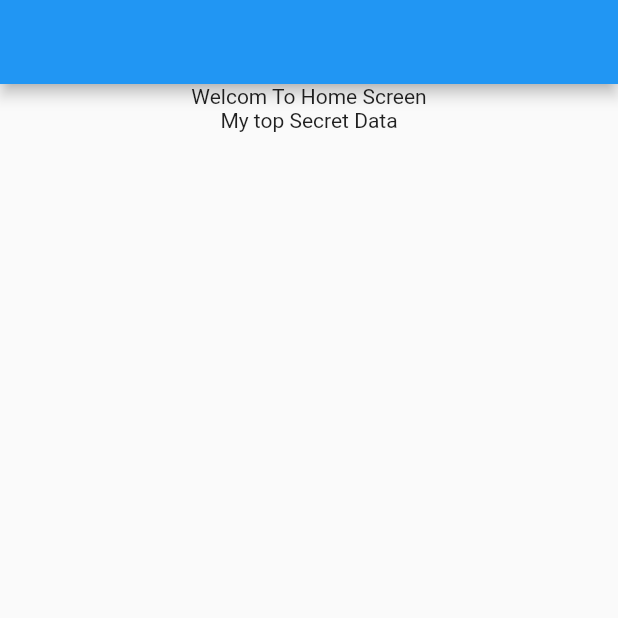
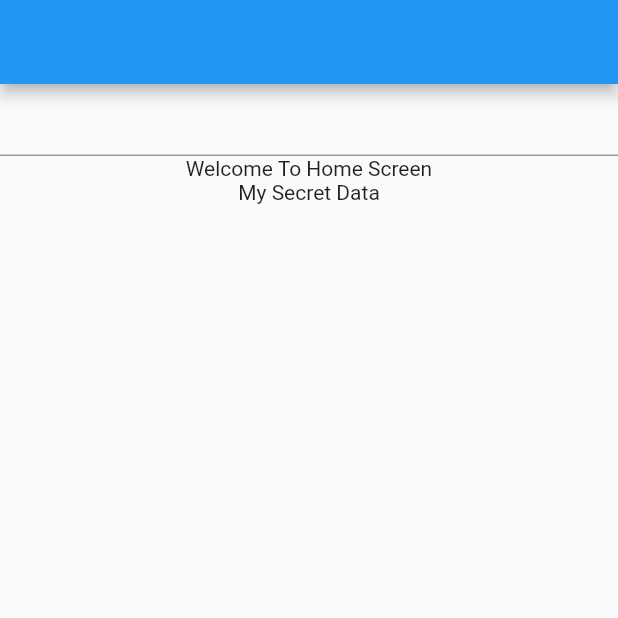
Before and after one commit to seen2/flutter_todo, a Flutter app: the screen it shows after launch, on a phone screen of 412 x 824 dp, the top half of it. Run offline on Flutter 3.47's test engine with Material 2 defaults, Android fonts, the phone set to English and light mode, and no system bars.

Commit message:
Managing State with Provider

```diff
--- a/lib/main.dart
+++ b/lib/main.dart
@@ -7,16 +7,23 @@ main(List<String> args) {
 }
 
 class MyApp extends StatelessWidget {
-  const MyApp({Key? key}) : super(key: key);
-  final String data = "My top Secret Data";
-
   @override
   Widget build(BuildContext context) {
-    return Provider<String>(
-      create: (context) => data,
+    return ChangeNotifierProvider<Data>(
+      create: (context) => Data(),
       child: MaterialApp(
         home: Material(child: HomeScreen()),
       ),
     );
   }
 }
+
+class Data extends ChangeNotifier {
+  String data = "My Secret Data";
+
+//method to change daata
+  void changeData(String newdata) {
+    data = newdata;
+    notifyListeners(); //notify all widgets for change
+  }
+}
--- a/lib/screens/HomeScreen.dart
+++ b/lib/screens/HomeScreen.dart
@@ -1,5 +1,6 @@
 import 'package:flutter/material.dart';
 import 'package:provider/provider.dart';
+import 'package:todo/main.dart';
 
 class HomeScreen extends StatelessWidget {
   const HomeScreen({Key? key}) : super(key: key);
@@ -8,7 +9,35 @@ class HomeScreen extends StatelessWidget {
   Widget build(BuildContext context) {
     return Scaffold(
       appBar: AppBar(),
-      body: MainBody(),
+      body: BodyContent(),
+    );
+  }
+}
+
+class BodyContent extends StatelessWidget {
+  const BodyContent({
+    Key? key,
+  }) : super(key: key);
+
+  @override
+  Widget build(BuildContext context) {
+    return Column(
+      children: [
+        TextInputField(),
+        MainBody(),
+      ],
+    );
+  }
+}
+
+class TextInputField extends StatelessWidget {
+  @override
+  Widget build(BuildContext context) {
+    return TextField(
+      onChanged: (String value) {
+        print(value);
+        Provider.of<Data>(context, listen: false).changeData(value);
+      },
     );
   }
 }
@@ -22,8 +51,8 @@ class MainBody extends StatelessWidget {
   Widget build(BuildContext context) {
     return Column(
       children: [
-        Center(child: Text("Welcom To Home Screen")),
-        Center(child: Text(Provider.of<String>(context)))
+        Center(child: Text("Welcome To Home Screen")),
+        Center(child: Text(Provider.of<Data>(context).data))
       ],
     );
   }
```
